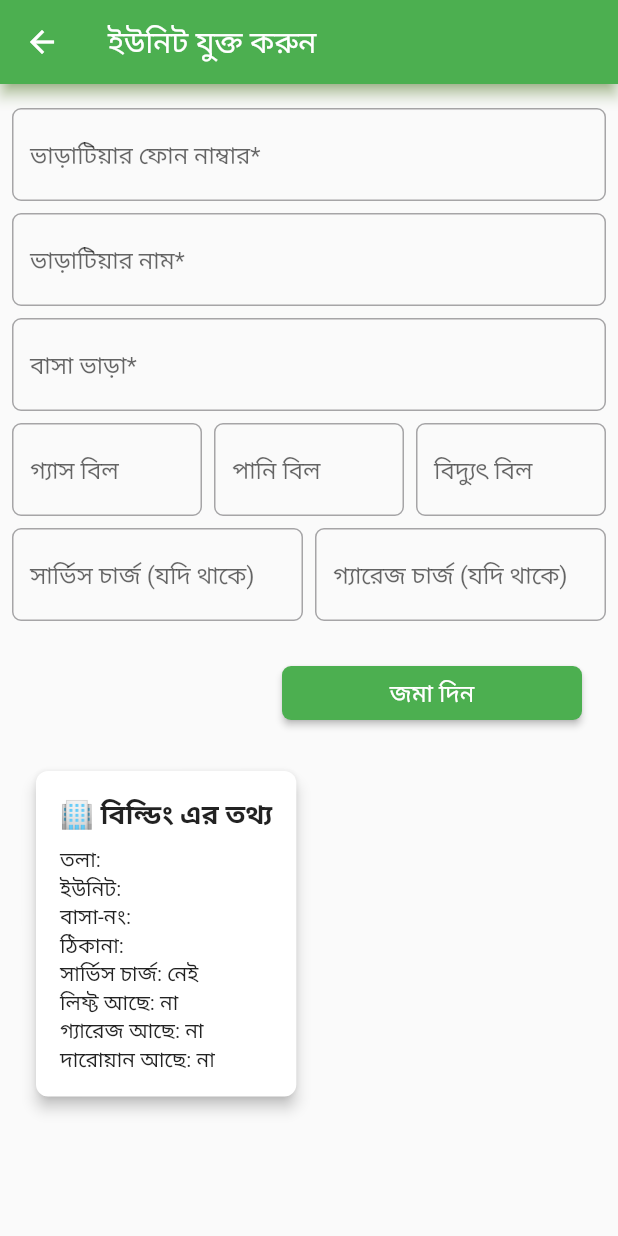
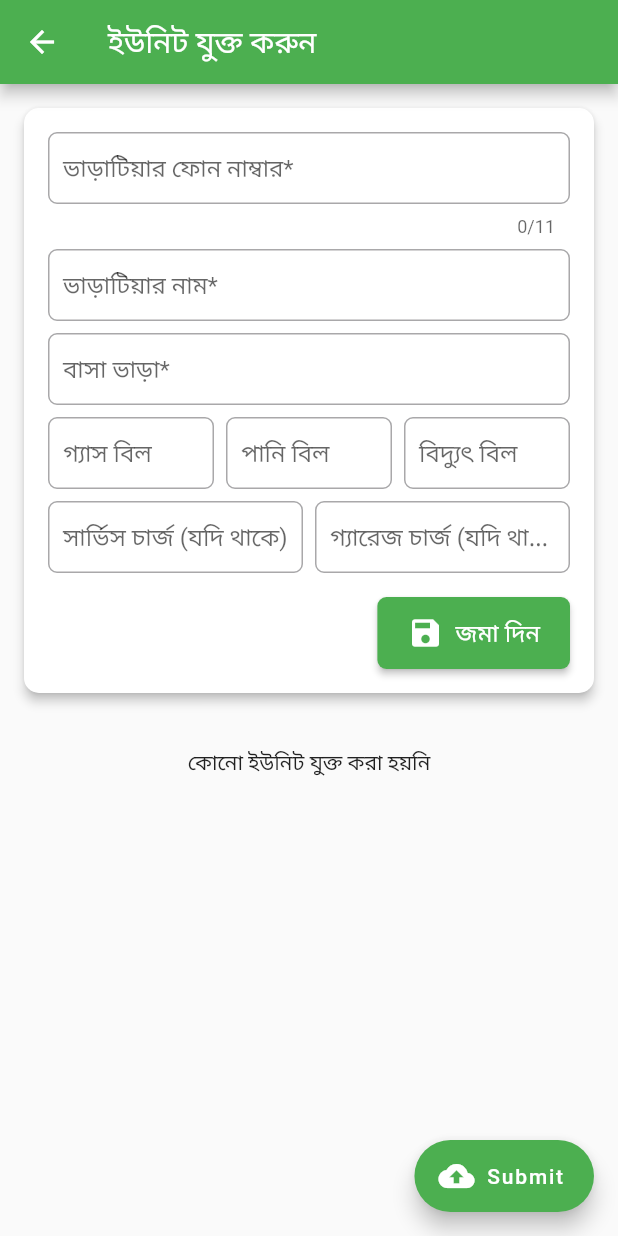
Before and after one commit to SkpavelRaz/Abashon360Mobile, a Flutter app: the AddUnitDetails screen opened directly with empty values, on a phone screen of 412 x 824 dp. Run offline on Flutter 3.47's test engine with Material 3 defaults, Android fonts, the phone set to English and light mode, and no system bars; our stand-ins replace dio, flutter_riverpod, percent_indicator, pinput, shared_preferences; accounts and stored records are empty.

Commit message:
add unit

```diff
--- a/lib/main.dart
+++ b/lib/main.dart
@@ -20,7 +20,7 @@ class Abashon extends StatelessWidget{
         colorScheme: ColorScheme.fromSeed(seedColor: Colors.deepPurple),
         useMaterial3: false
       ),
-      home: SplashScreen(),
+      home: DashboardScreen(),
 
     );
   }
--- a/lib/modules/add_building/views/add_unit_details.dart
+++ b/lib/modules/add_building/views/add_unit_details.dart
@@ -1,7 +1,5 @@
-
 import 'package:flutter/material.dart';
 import 'package:shared_preferences/shared_preferences.dart';
-
 import '../../../service/shared_preferences_service.dart';
 
 class AddUnitDetails extends StatefulWidget {
@@ -12,8 +10,8 @@ class AddUnitDetails extends StatefulWidget {
   @override
   State<StatefulWidget> createState() => _AddUnitDetails();
 }
+
 class _AddUnitDetails extends State<AddUnitDetails> {
-
   final TextEditingController phoneNumberController = TextEditingController();
   final TextEditingController renterNameController = TextEditingController();
   final TextEditingController houseRentController = TextEditingController();
@@ -23,266 +21,333 @@ class _AddUnitDetails extends State<AddUnitDetails> {
   final TextEditingController garageController = TextEditingController();
   final TextEditingController currentBillController = TextEditingController();
 
+  List<Map<String, dynamic>> buildingUnitList = [];
+
   @override
   void initState() {
     super.initState();
-    final data=widget.buildingData;
-    if(!data["charge"].isEmpty){
-      chargeController.text=data["charge"];
+    final data = widget.buildingData;
+    if (data["charge"] != null && data["charge"].toString().isNotEmpty) {
+      chargeController.text = data["charge"];
     }
   }
 
   void _onSubmit() async {
-
     if (phoneNumberController.text.isEmpty ||
         renterNameController.text.isEmpty ||
-        houseRentController.text.isEmpty ||
-        gasBillController.text.isEmpty ||
-        waterBillController.text.isEmpty ||
-        currentBillController.text.isEmpty){
-      ScaffoldMessenger.of(
-        context,
-      ).showSnackBar(const SnackBar(content: Text("সব তথ্য পূরণ করুন")));
+        houseRentController.text.isEmpty) {
+      ScaffoldMessenger.of(context)
+          .showSnackBar(const SnackBar(content: Text("সব তথ্য পূরণ করুন")));
       return;
     }
 
-    // Add data locally
     final newData = {
       "phone": phoneNumberController.text,
       "name": renterNameController.text,
       "rent": houseRentController.text,
       "charge": chargeController.text,
-      "gas_bill": chargeController.text,
-      "current_bill": chargeController.text,
-      "water_bill": chargeController.text,
-      "garage_charge": chargeController.text,
-
+      "gas_bill": gasBillController.text,
+      "current_bill": currentBillController.text,
+      "water_bill": waterBillController.text,
+      "garage_charge": garageController.text,
     };
 
     setState(() {
-      // buildingList.add(newData);
-
-
+      buildingUnitList.add(newData);
+      // _clearFields();
     });
-
-    // Save to SharedPreferences (MUST be outside setState)
-    final sharedPreferences = await SharedPreferences.getInstance();
-    await SharedPreferencesService(
-      sharedPreferences,
-    ).addBuildingDetails(newData);
-
-    // Navigate
-    Navigator.push(
-      context,
-      MaterialPageRoute(
-        builder: (context) => AddUnitDetails(buildingData: newData),
-      ),
-    );
 
     FocusScope.of(context).unfocus();
   }
 
+  void _clearFields() {
+    phoneNumberController.clear();
+    renterNameController.clear();
+    houseRentController.clear();
+    chargeController.clear();
+    gasBillController.clear();
+    waterBillController.clear();
+    currentBillController.clear();
+    garageController.clear();
+  }
+
   @override
   Widget build(BuildContext context) {
+    final screenWidth = MediaQuery.of(context).size.width;
+
+    // Responsive column count
+    int crossAxisCount = 1;
+    if (screenWidth > 800) {
+      crossAxisCount = 4;
+    } else if (screenWidth > 500) {
+      crossAxisCount = 3;
+    } else if (screenWidth > 300) {
+      crossAxisCount = 2;
+    }
 
     return Scaffold(
       appBar: AppBar(
         title: const Text("ইউনিট যুক্ত করুন"),
         backgroundColor: Colors.green,
-        shadowColor: Colors.lightGreen,
       ),
-      body:_buildFormView()
+      body: SafeArea(
+        child: LayoutBuilder(
+          builder: (context, constraints) {
+            final isWide = constraints.maxWidth > 900;
+            return SingleChildScrollView(
+              padding: const EdgeInsets.fromLTRB(12, 12, 12, 62),
+              child: isWide
+                  ? Row(
+                crossAxisAlignment: CrossAxisAlignment.start,
+                children: [
+                  // Left side: form
+                  Expanded(flex: 1, child: _buildForm()),
+                  const SizedBox(width: 16),
+                  // Right side: grid list
+                  Expanded(flex: 1, child: _unitList(crossAxisCount)),
+                ],
+              )
+                  : Column(
+                crossAxisAlignment: CrossAxisAlignment.start,
+                children: [
+                  _buildForm(),
+                  const SizedBox(height: 16),
+                  _unitList(crossAxisCount),
+                ],
+              ),
+            );
+          },
+        ),
+      ),
+      floatingActionButton: FloatingActionButton.extended(
+        onPressed: submitUnitsToServer,
+        label: const Text("Submit"),
+        icon: const Icon(Icons.cloud_upload),
+        backgroundColor: Colors.green,
+      ),
     );
   }
 
-  Widget _buildFormView() {
-    return Padding(
-      padding: const EdgeInsets.symmetric(horizontal: 8, vertical: 8),
-      child: SingleChildScrollView(
+  // ================= FORM ===================
+  Widget _buildForm() {
+    return Card(
+      elevation: 3,
+      shape: RoundedRectangleBorder(borderRadius: BorderRadius.circular(10)),
+      child: Padding(
+        padding: const EdgeInsets.all(16),
         child: Column(
-          crossAxisAlignment: CrossAxisAlignment.start,
           children: [
+            _buildPhoneTextField(phoneNumberController, "ভাড়াটিয়ার ফোন নাম্বার*", TextInputType.phone),
             const SizedBox(height: 8),
-            TextField(
-              controller: phoneNumberController,
-              keyboardType: TextInputType.number,
-              decoration: InputDecoration(
-                hintText: "ভাড়াটিয়ার ফোন নাম্বার*",
-                border: OutlineInputBorder(
-                  borderRadius: BorderRadius.circular(6),
-                ),
-              ),
-            ),
+            _buildTextField(renterNameController, "ভাড়াটিয়ার নাম*", TextInputType.name),
             const SizedBox(height: 8),
-            TextField(
-              controller: renterNameController,
-              keyboardType: TextInputType.number,
-              decoration: InputDecoration(
-                hintText: "ভাড়াটিয়ার নাম*",
-                border: OutlineInputBorder(
-                  borderRadius: BorderRadius.circular(6),
-                ),
-              ),
-            ),
-            const SizedBox(height: 8),
-            TextField(
-              controller: houseRentController,
-              keyboardType: TextInputType.name,
-              decoration: InputDecoration(
-                hintText: "বাসা ভাড়া*",
-                border: OutlineInputBorder(
-                  borderRadius: BorderRadius.circular(6),
-                ),
-              ),
-            ),
+            _buildTextField(houseRentController, "বাসা ভাড়া*", TextInputType.number),
             const SizedBox(height: 8),
             Row(
               children: [
-                Expanded(
-                  child: TextField(
-                    controller: gasBillController,
-                    keyboardType: TextInputType.number,
-                    decoration: InputDecoration(
-                      hintText: "গ্যাস বিল",
-                      border: OutlineInputBorder(
-                        borderRadius: BorderRadius.circular(6),
-                      ),
-                    ),
-                  ),
-                ),
-                SizedBox(width: 8,),
-                Expanded(
-                  child: TextField(
-                    controller: waterBillController,
-                    keyboardType: TextInputType.number,
-                    decoration: InputDecoration(
-                      hintText: "পানি বিল",
-                      border: OutlineInputBorder(
-                        borderRadius: BorderRadius.circular(6),
-                      ),
-                    ),
-                  ),
-                ),
-
-                SizedBox(width: 8,),
-                Expanded(
-                  child: TextField(
-                    controller: currentBillController,
-                    keyboardType: TextInputType.number,
-                    decoration: InputDecoration(
-                      hintText: "বিদ্যুৎ বিল",
-                      border: OutlineInputBorder(
-                        borderRadius: BorderRadius.circular(6),
-                      ),
-                    ),
-                  ),
-                ),
-
+                Expanded(child: _buildTextField(gasBillController, "গ্যাস বিল", TextInputType.number)),
+                const SizedBox(width: 8),
+                Expanded(child: _buildTextField(waterBillController, "পানি বিল", TextInputType.number)),
+                const SizedBox(width: 8),
+                Expanded(child: _buildTextField(currentBillController, "বিদ্যুৎ বিল", TextInputType.number)),
               ],
             ),
             const SizedBox(height: 8),
             Row(
               children: [
-                Expanded(
-                  child: TextField(
-                    controller: chargeController,
-                    keyboardType: TextInputType.number,
-                    decoration: InputDecoration(
-                      hintText: "সার্ভিস চার্জ (যদি থাকে)",
-                      border: OutlineInputBorder(
-                        borderRadius: BorderRadius.circular(6),
-                      ),
-                    ),
-                  ),
-                ),
-                SizedBox(width: 8,),
-                Expanded(
-                  child: TextField(
-                    controller: garageController,
-                    keyboardType: TextInputType.number,
-                    decoration: InputDecoration(
-                      hintText: "গ্যারেজ চার্জ (যদি থাকে)",
-                      border: OutlineInputBorder(
-                        borderRadius: BorderRadius.circular(6),
-                      ),
-                    ),
-                  ),
-                ),
-
+                Expanded(child: _buildTextField(chargeController, "সার্ভিস চার্জ (যদি থাকে)", TextInputType.number)),
+                const SizedBox(width: 8),
+                Expanded(child: _buildTextField(garageController, "গ্যারেজ চার্জ (যদি থাকে)", TextInputType.number)),
               ],
             ),
-
-            const SizedBox(height: 12),
-
-            Container(
+            const SizedBox(height: 16),
+            Align(
               alignment: Alignment.centerRight,
-              padding: const EdgeInsets.symmetric(vertical: 12, horizontal: 16),
-              child: SizedBox(
-                width: 200,
-                child: ElevatedButton(
+              child: ElevatedButton.icon(
+                onPressed: _onSubmit,
+                icon: const Icon(Icons.save),
                 style: ElevatedButton.styleFrom(
                   backgroundColor: Colors.green,
+                  padding: const EdgeInsets.symmetric(horizontal: 20, vertical: 12),
                   shape: RoundedRectangleBorder(
                     borderRadius: BorderRadius.circular(6),
                   ),
                 ),
-                  onPressed: () {
-                    _onSubmit();
-                  },
-                  child: const Text(
+                label: const Text(
                   "জমা দিন",
                   style: TextStyle(fontSize: 16, color: Colors.white),
                 ),
               ),
             ),
-            ),
-          _unitList()
           ],
         ),
       ),
     );
   }
 
-  Widget _unitList() {
-    final data = widget.buildingData;
-    return Padding(
-      padding: const EdgeInsets.all(12.0),
-      child: Column(
-        children: [
-          Card(
-            elevation: 4,
-            shape: RoundedRectangleBorder(
-              borderRadius: BorderRadius.circular(8),
+  Widget _buildTextField(TextEditingController controller, String hint, TextInputType type) {
+    return TextField(
+      controller: controller,
+      keyboardType: type,
+      decoration: InputDecoration(
+        hintText: hint,
+        border: OutlineInputBorder(borderRadius: BorderRadius.circular(6)),
+        contentPadding: const EdgeInsets.symmetric(horizontal: 10, vertical: 10),
       ),
+    );
+  }
+  Widget _buildPhoneTextField(TextEditingController controller, String hint, TextInputType type) {
+    return TextField(
+      controller: controller,
+      keyboardType: type,
+      maxLength: 11,
+      decoration: InputDecoration(
+        hintText: hint,
+        border: OutlineInputBorder(borderRadius: BorderRadius.circular(6)),
+        contentPadding: const EdgeInsets.symmetric(horizontal: 10, vertical: 10),
+      ),
+    );
+  }
+
+  // ================= UNIT GRID ===================
+  Widget _unitList(int crossAxisCount) {
+    if (buildingUnitList.isEmpty) {
+      return const Padding(
+        padding: EdgeInsets.all(16),
+        child: Center(child: Text("কোনো ইউনিট যুক্ত করা হয়নি")),
+      );
+    }
+
+    return GridView.builder(
+      shrinkWrap: true,
+      physics: const NeverScrollableScrollPhysics(),
+      itemCount: buildingUnitList.length,
+      gridDelegate: SliverGridDelegateWithFixedCrossAxisCount(
+        crossAxisCount: crossAxisCount,
+        crossAxisSpacing: 8,
+        mainAxisSpacing: 8,
+        childAspectRatio: 0.72,
+      ),
+      itemBuilder: (context, index) {
+        final unit = buildingUnitList[index];
+        return Card(
+          elevation: 3,
+          shape: RoundedRectangleBorder(borderRadius: BorderRadius.circular(10)),
           child: Padding(
-              padding: const EdgeInsets.all(16),
+            padding: EdgeInsets.all(10),
             child: Column(
               crossAxisAlignment: CrossAxisAlignment.start,
               children: [
-                  Text("🏢 বিল্ডিং এর তথ্য",
-                      style: const TextStyle(
-                          fontSize: 18,
-                          fontWeight: FontWeight.bold
-                      )),
-                  const SizedBox(height: 8),
-                  Text("তলা: ${data['floor']}"),
-                  Text("ইউনিট: ${data['unit']}"),
-                  Text("বাসা-নং: ${data['holding_no']}"),
-                  Text("ঠিকানা: ${data['address']}"),
-                  Text("সার্ভিস চার্জ: ${data["charge"].isEmpty ? "নেই" : data["charge"]}"),
-                  Text("লিফ্ট আছে: ${data['lift'] ? 'হ্যাঁ' : 'না'}"),
-                  Text("গ্যারেজ আছে: ${data['garage'] ? 'হ্যাঁ' : 'না'}"),
-                  Text("দারোয়ান আছে: ${data['guard'] ? 'হ্যাঁ' : 'না'}"),
+                Text("ইউনিট ${index + 1}",
+                    style: const TextStyle(fontWeight: FontWeight.bold, fontSize: 18)),
+                const SizedBox(height: 6),
+                Expanded(
+                  child: SingleChildScrollView(
+                    child: Column(
+                      crossAxisAlignment: CrossAxisAlignment.start,
+                      children: [
+                        _infoLine("📞", unit['phone']),
+                        _infoLine("👤", unit['name']),
+                        _infoLine("🏠 ভাড়া:", unit['rent']),
+                        _infoLine("🔥 গ্যাস:", unit['gas_bill']),
+                        _infoLine("💧 পানি:", unit['water_bill']),
+                        _infoLine("⚡ বিদ্যুৎ:", unit['current_bill']),
+                        _infoLine("💼 সার্ভিস:", unit['charge']),
+                        _infoLine("🚗 গ্যারেজ:", unit['garage_charge']),
                       ],
                     ),
                   ),
                 ),
-          const SizedBox(height: 20),
-          // later you can add unit detail form here
+                Row(
+                  mainAxisAlignment: MainAxisAlignment.end,
+                  children: [
+                    IconButton(
+                      icon: const Icon(Icons.edit, color: Colors.blue),
+                      iconSize: 24,
+                      onPressed: () => _editUnit(index),
+                    ),
+                    IconButton(
+                      icon: const Icon(Icons.delete, color: Colors.red),
+                      iconSize: 24,
+                      onPressed: () => _deleteUnit(index),
+                    ),
                   ],
                 ),
+              ],
+            ),
+          ),
+        );
+      },
     );
   }
 
+  Widget _infoLine(String icon, String value) {
+    return Text(
+      "$icon $value",
+      style: const TextStyle(fontSize: 14, fontWeight: FontWeight.w400,),
+      overflow: TextOverflow.ellipsis,
+    );
+  }
 
+  // ================== EDIT / DELETE ==================
+  void _editUnit(int index) {
+    final unit = buildingUnitList[index];
+    phoneNumberController.text = unit['phone'];
+    renterNameController.text = unit['name'];
+    houseRentController.text = unit['rent'];
+    chargeController.text = unit['charge'];
+    gasBillController.text = unit['gas_bill'];
+    waterBillController.text = unit['water_bill'];
+    currentBillController.text = unit['current_bill'];
+    garageController.text = unit['garage_charge'];
+
+    setState(() {
+      buildingUnitList.removeAt(index);
+    });
   }
+
+  void _deleteUnit(int index) {
+    setState(() {
+      buildingUnitList.removeAt(index);
+    });
+    ScaffoldMessenger.of(context)
+        .showSnackBar(const SnackBar(content: Text("ইউনিটটি মুছে ফেলা হয়েছে")));
+  }
+
+//   =======================Api CAll======================
+  // ✅ Submit List to API
+  Future<void> submitUnitsToServer() async {
+    if (buildingUnitList.isEmpty) {
+      ScaffoldMessenger.of(context).showSnackBar(
+        const SnackBar(content: Text("No units to submit!")),
+      );
+      return;
+    }
+
+    // try {
+    //   final url = Uri.parse("https://your-api.com/units/submit");
+    //   final response = await http.post(
+    //     url,
+    //     headers: {
+    //       'Content-Type': 'application/json',
+    //       'Authorization': 'Bearer YOUR_AUTH_TOKEN', // if needed
+    //     },
+    //     body: jsonEncode({'units': buildingUnitList}),
+    //   );
+    //
+    //   if (response.statusCode == 200) {
+    //     ScaffoldMessenger.of(context).showSnackBar(
+    //       const SnackBar(content: Text("Units submitted successfully!")),
+    //     );
+    //   } else {
+    //     ScaffoldMessenger.of(context).showSnackBar(
+    //       SnackBar(content: Text("Failed: ${response.body}")),
+    //     );
+    //   }
+    // } catch (e) {
+    //   ScaffoldMessenger.of(context).showSnackBar(
+    //     SnackBar(content: Text("Error: $e")),
+    //   );
+    // }
+  }
+}
```
Lines whose indentation alone changed are shown as unchanged.
